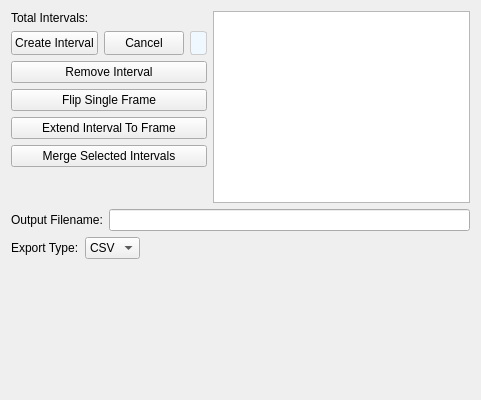
Old version of the form src/WhiskerToolbox/DataInspector_Widget/DigitalIntervalSeries/DigitalIntervalSeries_Widget.ui in the repository paulmthompson/WhiskerToolbox.
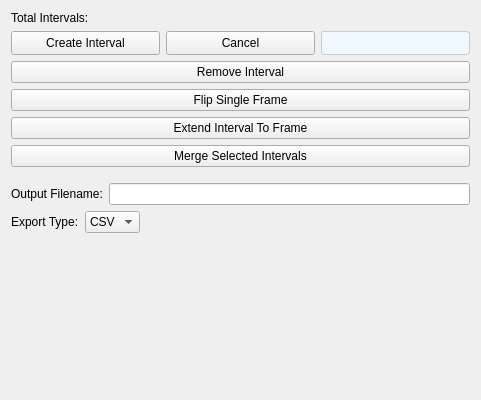
New version of the form. Custom widgets are drawn as their Qt base class.

Commit message: fix infinite loop with table selection

Patch:
```diff
--- a/src/WhiskerToolbox/DataInspector_Widget/DigitalIntervalSeries/DigitalIntervalSeries_Widget.ui
+++ b/src/WhiskerToolbox/DataInspector_Widget/DigitalIntervalSeries/DigitalIntervalSeries_Widget.ui
@@ -162,13 +162,6 @@
      </item>
     </layout>
    </item>
-   <item>
-    <layout class="QVBoxLayout" name="verticalLayout_3">
-     <item>
-      <widget class="QTableView" name="tableView"/>
-     </item>
-    </layout>
-   </item>
   </layout>
  </item>
  <item>
```
The commit also changes 11 other files.
